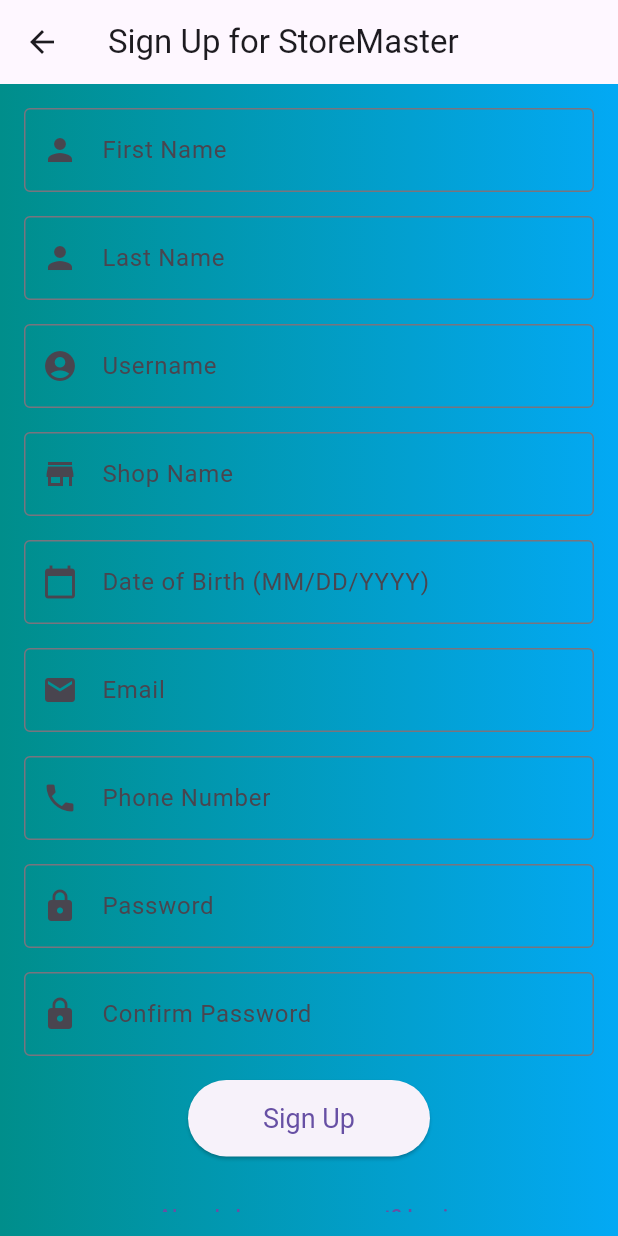
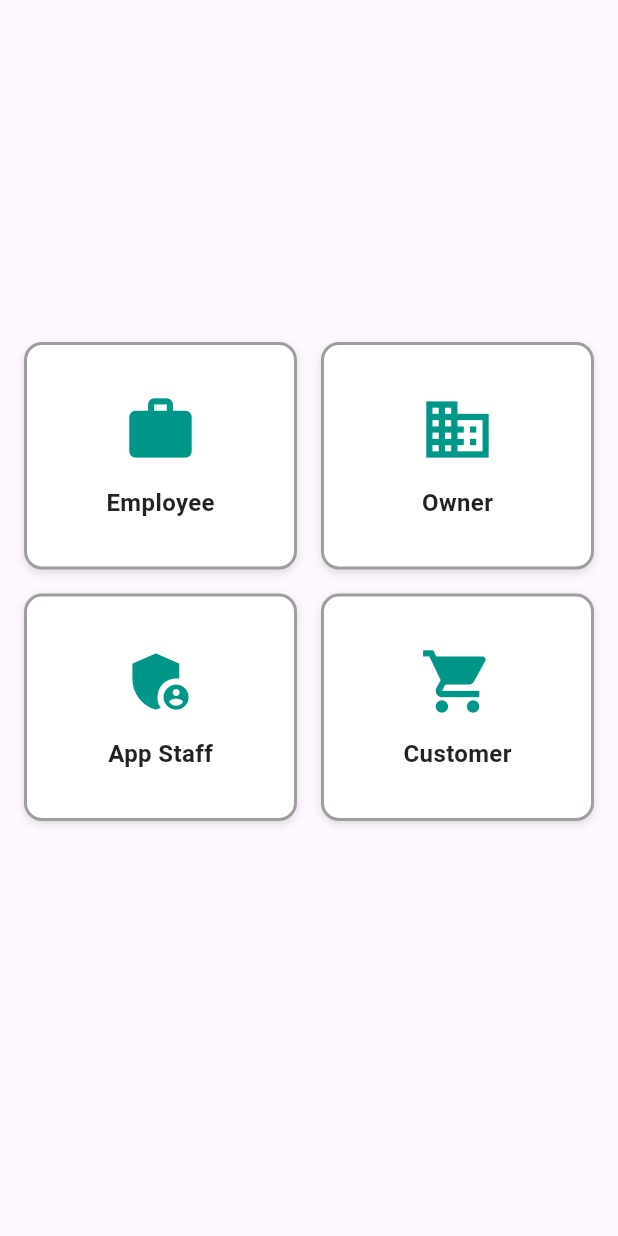
Before and after one commit to DeemaHamoudeh/GP1, a Flutter app: the WelcomePage screen opened directly, after a tap on "Register Now", on a phone screen of 412 x 824 dp. Run offline on Flutter 3.47's test engine with Material 3 defaults, Android fonts, the phone set to English and light mode, and no system bars.

Commit message:
add roles

```diff
--- a/lib/views/pages/freetrail.dart
+++ b/lib/views/pages/freetrail.dart
@@ -1,6 +1,6 @@
 import 'package:flutter/material.dart';
-import 'thirdWelcoming_page.dart';
-import 'registor_page.dart';
+import 'role_selection_page.dart';
+// import 'registor_page.dart';
 
 class WelcomePage extends StatelessWidget {
   const WelcomePage({super.key});
@@ -77,7 +77,7 @@
                 Navigator.pushReplacement(
                 context,
                 MaterialPageRoute(
-                  builder: (context) => SignUpPage()),
+                  builder: (context) => RoleSelectionPage()),
                 );
               },
 
--- a/lib/views/pages/login_page.dart
+++ b/lib/views/pages/login_page.dart
@@ -1,5 +1,5 @@
 import 'package:flutter/material.dart';
-import 'registor_page.dart';
+import 'role_selection_page.dart';
 
 class LoginPage extends StatelessWidget {
   final TextEditingController emailController = TextEditingController();
@@ -10,7 +10,6 @@
   @override
   Widget build(BuildContext context) {
     return Scaffold(
-      appBar: AppBar(title: const Text('Login for StoreMaster')),
       body: Container(
         decoration: const BoxDecoration(
           gradient: LinearGradient(
@@ -64,7 +63,7 @@
               onPressed: () {
                 Navigator.push(
                   context,
-                  MaterialPageRoute(builder: (context) => SignUpPage()),
+                  MaterialPageRoute(builder: (context) => RoleSelectionPage()),
                 );
               },
               child: const Text('Don\'t have an account? Sign Up'),
--- a/lib/views/pages/registor_page.dart
+++ b/lib/views/pages/registor_page.dart
@@ -5,7 +5,7 @@
   final TextEditingController firstNameController = TextEditingController();
   final TextEditingController lastNameController = TextEditingController();
   final TextEditingController usernameController = TextEditingController();
-  final TextEditingController shopNameController = TextEditingController();
+  // final TextEditingController shopNameController = TextEditingController();
   final TextEditingController dobController = TextEditingController();
   final TextEditingController emailController = TextEditingController();
   final TextEditingController phoneController = TextEditingController();
@@ -17,7 +17,6 @@
   @override
   Widget build(BuildContext context) {
     return Scaffold(
-      appBar: AppBar(title: const Text('Sign Up for StoreMaster')),
       body: Container(
         decoration: const BoxDecoration(
           gradient: LinearGradient(
@@ -62,16 +61,16 @@
               ),
               const SizedBox(height: 16),
 
-              // Shop Name Text Field
-              TextFormField(
-                controller: shopNameController,
-                decoration: const InputDecoration(
-                  labelText: 'Shop Name',
-                  prefixIcon: Icon(Icons.store),
-                  border: OutlineInputBorder(),
-                ),
-              ),
-              const SizedBox(height: 16),
+              // // Shop Name Text Field
+              // TextFormField(
+              //   controller: shopNameController,
+              //   decoration: const InputDecoration(
+              //     labelText: 'Shop Name',
+              //     prefixIcon: Icon(Icons.store),
+              //     border: OutlineInputBorder(),
+              //   ),
+              // ),
+              // const SizedBox(height: 16),
 
               // Date of Birth Text Field
               TextFormField(
--- /dev/null
+++ b/lib/views/pages/role_selection_page.dart
@@ -0,0 +1,120 @@
+import 'package:flutter/material.dart';
+import 'registor_page.dart';
+
+class RoleSelectionPage extends StatefulWidget {
+  @override
+  _RoleSelectionPageState createState() => _RoleSelectionPageState();
+}
+
+class _RoleSelectionPageState extends State<RoleSelectionPage> {
+  // List of roles and selected role
+  final List<Map<String, dynamic>> roles = [
+    {'name': 'Employee', 'icon': Icons.work},
+    {'name': 'Owner', 'icon': Icons.business},
+    {'name': 'App Staff', 'icon': Icons.admin_panel_settings},
+    {'name': 'Customer', 'icon': Icons.shopping_cart},
+  ];
+
+  String? selectedRole; // Holds the currently selected role
+
+  @override
+  Widget build(BuildContext context) {
+    return Scaffold(
+
+      body: Center(
+        child: Column(
+          mainAxisSize: MainAxisSize.min, // Shrink the column size
+          children: [
+
+            SizedBox(
+              height: 400, // Restrict the height to center the grid nicely
+              child: GridView.builder(
+                padding: const EdgeInsets.all(16),
+                gridDelegate: const SliverGridDelegateWithFixedCrossAxisCount(
+                  crossAxisCount: 2, // Two boxes per row
+                  crossAxisSpacing: 16,
+                  mainAxisSpacing: 16,
+                  childAspectRatio: 1.2, // Adjust aspect ratio of boxes
+                ),
+                itemCount: roles.length,
+                itemBuilder: (context, index) {
+                  final role = roles[index];
+                  final isSelected = selectedRole == role['name'];
+
+                  return GestureDetector(
+                    onTap: () {
+                      setState(() {
+                        selectedRole = role['name'];
+                      });
+                    },
+                    child: Container(
+                      decoration: BoxDecoration(
+                        color: isSelected ? Colors.teal : Colors.white,
+                        border: Border.all(
+                          color: isSelected ? Colors.teal.shade700 : Colors.grey,
+                          width: 2,
+                        ),
+                        borderRadius: BorderRadius.circular(12),
+                        boxShadow: const [
+                          BoxShadow(
+                            color: Colors.black12,
+                            offset: Offset(0, 2),
+                            blurRadius: 4,
+                          ),
+                        ],
+                      ),
+                      child: Column(
+                        mainAxisAlignment: MainAxisAlignment.center,
+                        children: [
+                          Icon(
+                            role['icon'],
+                            size: 50,
+                            color: isSelected ? Colors.white : Colors.teal,
+                          ),
+                          SizedBox(height: 12),
+                          Text(
+                            role['name'],
+                            style: TextStyle(
+                              fontSize: 16,
+                              fontWeight: FontWeight.bold,
+                              color: isSelected ? Colors.white : Colors.black87,
+                            ),
+                          ),
+                        ],
+                      ),
+                    ),
+                  );
+                },
+              ),
+            ),
+
+            // Confirm Button
+            if (selectedRole != null) // Show confirm button only when role is selected
+              Padding(
+                padding: const EdgeInsets.all(16.0),
+                child: ElevatedButton(
+                  onPressed: () {
+                    Navigator.pushReplacement(
+                      context,
+                      MaterialPageRoute(builder: (context) => SignUpPage()),
+                    );
+                  },
+                  style: ElevatedButton.styleFrom(
+                    backgroundColor: Colors.teal,
+                    padding: EdgeInsets.symmetric(horizontal: 32, vertical: 16),
+                    shape: RoundedRectangleBorder(
+                      borderRadius: BorderRadius.circular(12),
+                    ),
+                  ),
+                  child: const Text(
+                    'Confirm',
+                    style: TextStyle(fontSize: 18, color: Colors.white),
+                  ),
+                ),
+              ),
+          ],
+        ),
+      ),
+    );
+  }
+}
--- a/lib/views/pages/thirdWelcoming_page.dart
+++ b/lib/views/pages/thirdWelcoming_page.dart
@@ -1,6 +1,6 @@
 import 'package:flutter/material.dart';
 import 'package:frontend/constants/colors.dart';
-import 'freetrail.dart';
+import 'login_page.dart';
 
 
 
@@ -106,7 +106,7 @@
                     Navigator.pushReplacement(
                       context,
                       MaterialPageRoute(
-                          builder: (context) => WelcomePage()),
+                          builder: (context) => LoginPage()),
                     );
                   },
                   style: ElevatedButton.styleFrom(
```
